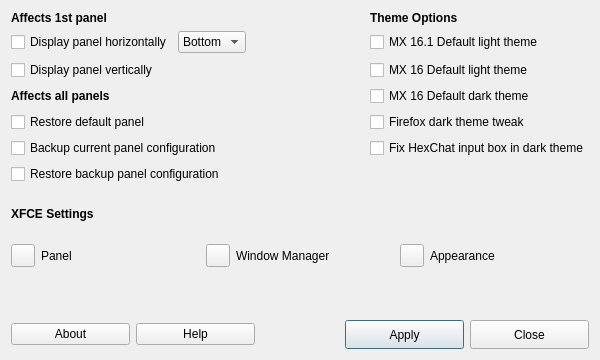
Above: defaultlook/defaultlook.ui from MX-Linux/mx-defaultlook before the change. Below: the same form after it.
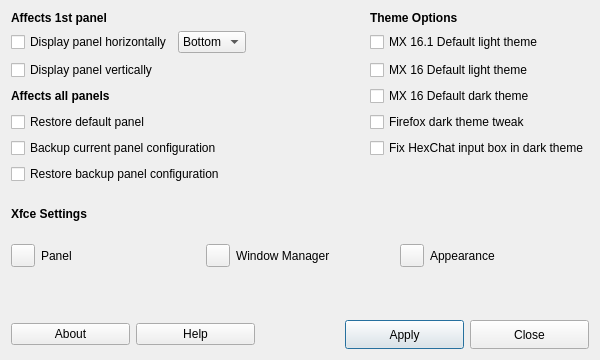
That is the form after the change. Icons and pictures are not drawn.

The edit to the form file:
```diff
--- a/defaultlook/defaultlook.ui
+++ b/defaultlook/defaultlook.ui
@@ -173,7 +173,7 @@
        </font>
       </property>
       <property name="text">
-       <string>XFCE Settings</string>
+       <string>Xfce Settings</string>
       </property>
      </widget>
     </item>
```
